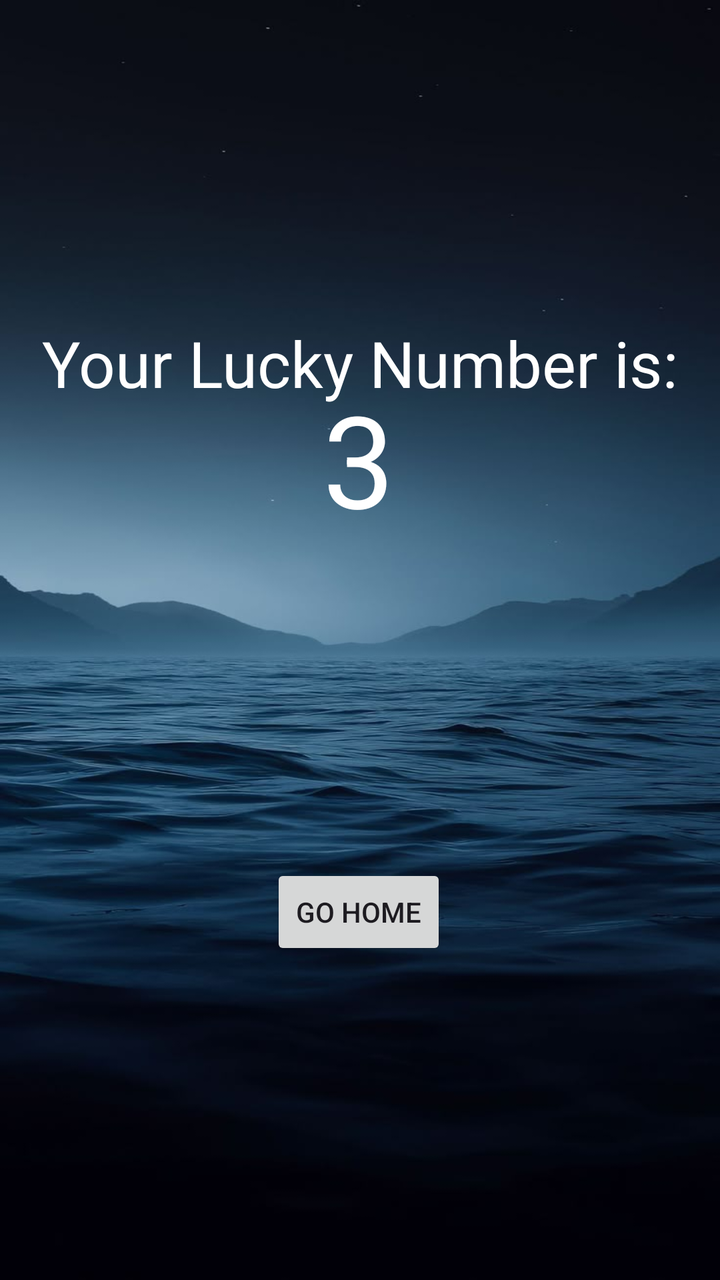
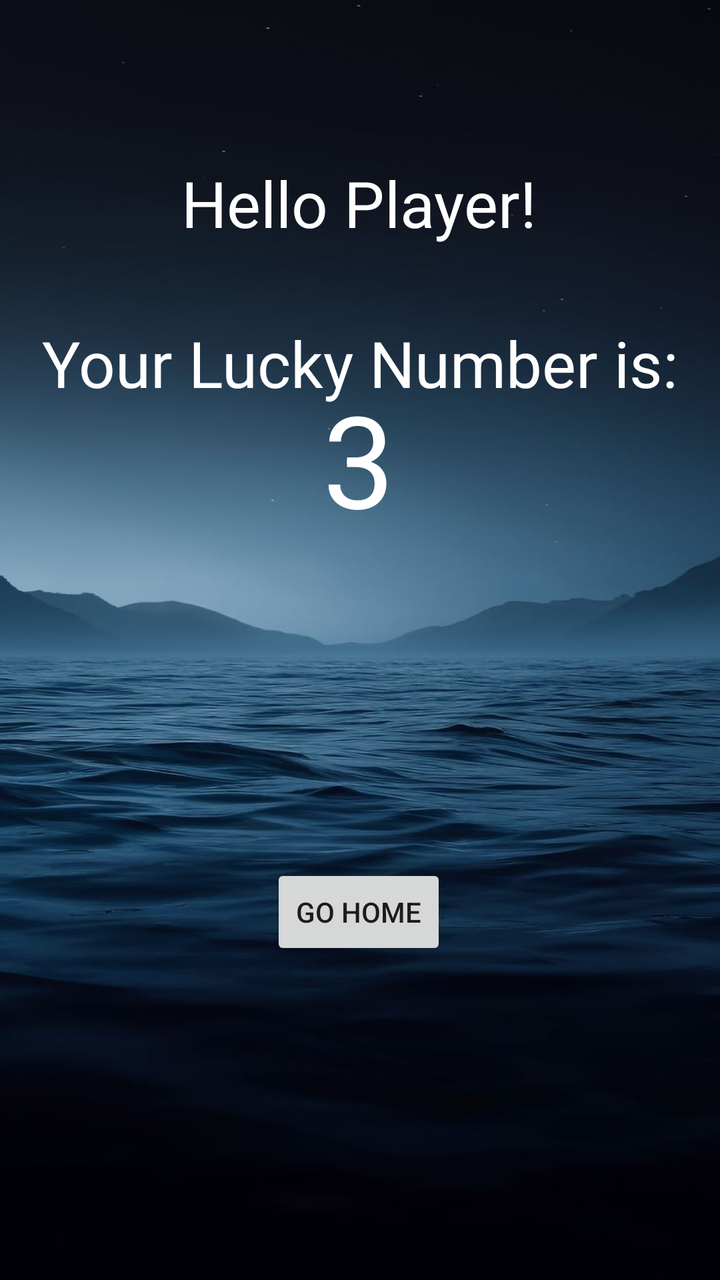

Before-and-after screenshots of an Android layout around one commit, followed by the original layout XML and the change that was made.
<!-- AndroidManifest.xml: activity theme Theme.App_life_cycle -->
<!-- res/layout/activity_second.xml -->
<?xml version="1.0" encoding="utf-8"?>
<androidx.constraintlayout.widget.ConstraintLayout xmlns:android="http://schemas.android.com/apk/res/android"
    xmlns:app="http://schemas.android.com/apk/res-auto"
    xmlns:tools="http://schemas.android.com/tools"
    android:id="@+id/main"
    android:layout_width="match_parent"
    android:layout_height="match_parent"
    android:background="@drawable/even_numb"
    tools:context=".SecondActivity">

    <TextView
        android:id="@+id/textV3Activ2"
        android:layout_width="wrap_content"
        android:layout_height="wrap_content"
        android:layout_marginTop="160dp"
        android:text="Your Lucky Number is:"
        android:textSize="32dp"
        android:textColor="@color/white"
        app:layout_constraintEnd_toEndOf="parent"
        app:layout_constraintHorizontal_bias="0.498"
        app:layout_constraintStart_toStartOf="parent"
        app:layout_constraintTop_toTopOf="parent" />

    <TextView
        android:id="@+id/luckyNumtext2"
        android:layout_width="wrap_content"
        android:layout_height="wrap_content"
        android:text="3"
        android:textColor="@color/white"
        android:textSize="64dp"
        android:layout_marginBottom="368dp"
        app:layout_constraintBottom_toBottomOf="parent"
        app:layout_constraintEnd_toEndOf="@+id/textV3Activ2"
        app:layout_constraintHorizontal_bias="0.498"
        app:layout_constraintStart_toStartOf="@+id/textV3Activ2" />

    <Button
        android:id="@+id/btnHome"
        android:layout_width="wrap_content"
        android:layout_height="wrap_content"
        android:layout_marginBottom="160dp"
        android:text="Go Home"
        app:layout_constraintBottom_toBottomOf="parent"
        app:layout_constraintEnd_toEndOf="@+id/luckyNumtext2"
        app:layout_constraintStart_toStartOf="@+id/luckyNumtext2" />

</androidx.constraintlayout.widget.ConstraintLayout>
<!-- resources referenced by this layout -->
<resources>
  <color name="white">#FFFFFFFF</color>
  <!-- drawable even_numb: jpg bitmap (drawable, 49352 bytes) -->
  <style name="Theme.App_life_cycle" parent="android:Theme.Material.Light.NoActionBar" />
</resources>

<!-- the commit's change to res/layout/activity_second.xml (unified diff, before → after) -->
@@ -7,6 +7,20 @@
     android:layout_height="match_parent"
     android:background="@drawable/even_numb"
     tools:context=".SecondActivity">
+
+
+    <TextView
+        android:id="@+id/userNam"
+        android:layout_width="wrap_content"
+        android:layout_height="wrap_content"
+        android:layout_marginTop="80dp"
+        android:text="Hello Player!"
+        android:textSize="32dp"
+        android:textColor="@color/white"
+        app:layout_constraintEnd_toEndOf="@+id/textV3Activ2"
+        app:layout_constraintHorizontal_bias="0.496"
+        app:layout_constraintStart_toStartOf="@+id/textV3Activ2"
+        app:layout_constraintTop_toTopOf="parent" />
 
     <TextView
         android:id="@+id/textV3Activ2"
